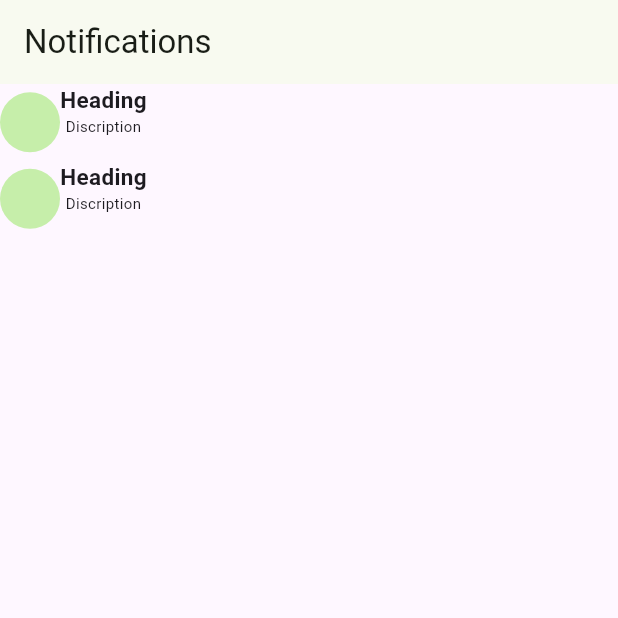
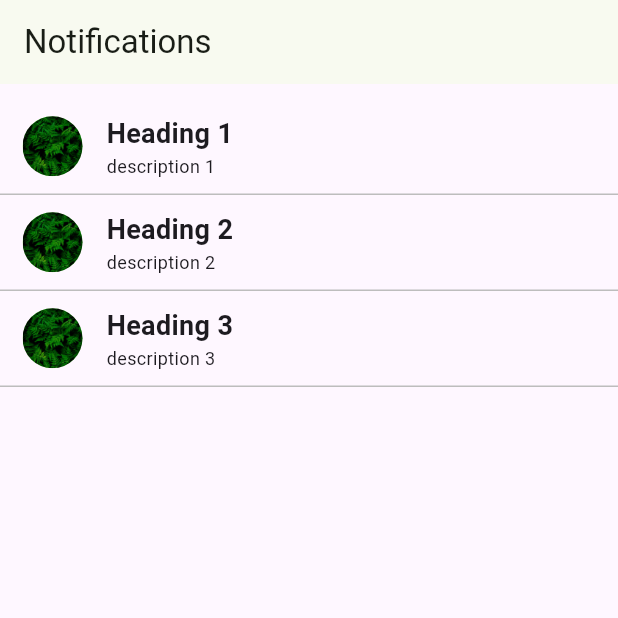
Before and after one commit to singhjassie/AgroSage, a Flutter app: the screen it shows after launch, on a phone screen of 412 x 824 dp, the top half of it. Run offline on Flutter 3.47's test engine with Material 3 defaults, Android fonts, the phone set to English and light mode, and no system bars.

Commit message:
notification

```diff
--- a/lib/main.dart
+++ b/lib/main.dart
@@ -60,7 +60,7 @@
           )
         )
       ),
-      home: const Notifications()
+      home:  NotificationScreen()
     );
   }
 }
--- a/lib/screens.dart/notification.dart
+++ b/lib/screens.dart/notification.dart
@@ -1,43 +1,26 @@
+import 'package:agrosage/widgets/notification_widget.dart';
+
 import 'package:flutter/material.dart';
 
-class Notifications extends StatelessWidget {
-  const Notifications({super.key});
+class NotificationScreen extends StatefulWidget {
+  const NotificationScreen({super.key});
 
   @override
+  State<NotificationScreen> createState() => _NotificationScreenState();
+}
+
+class _NotificationScreenState extends State<NotificationScreen> {
+  @override
   Widget build(BuildContext context) {
-    ColorScheme colorScheme = Theme.of(context).colorScheme;
     return Scaffold(
-      appBar: AppBar(title: const Text("Notifications"),),
-      body: Container(
-        child:  Column(
-          children: [
-            Row(
-              children: [
-                CircleAvatar(),
-                Column(
-                  children: [
-                    Text("Heading",style: TextStyle(fontSize: 15,fontWeight: FontWeight.bold),),
-                    Text("Discription",style: TextStyle(fontSize: 10),),
-                    Divider(
-
-                    ),
-                  ],
-                )
-              ],
-            ),
-            Row(
-              children: [
-                CircleAvatar(),
-                Column(
-                  children: [
-                    Text("Heading",style: TextStyle(fontSize: 15,fontWeight: FontWeight.bold),),
-                    Text("Discription",style: TextStyle(fontSize: 10),),
-                    Divider(  ),
-                  ],
-                )
-              ],
-            ),
-        ],),
+      appBar: AppBar(title: Text('Notifications')),
+      body: Column(
+        children: [
+          SizedBox(height: 10,),
+          NotificationWidget(heading: "Heading 1",description: "description 1", image: AssetImage("Assets/Leaf_image.png")),
+          NotificationWidget(heading:"Heading 2",description: "description 2", image:AssetImage("Assets/Leaf_image.png") ),
+          NotificationWidget(heading: "Heading 3", description: "description 3", image: AssetImage("Assets/Leaf_image.png")),
+        ],
       ),
     );
   }
--- /dev/null
+++ b/lib/widgets/notification_widget.dart
@@ -0,0 +1,52 @@
+import 'package:flutter/material.dart';
+
+class NotificationWidget extends StatelessWidget {
+  const NotificationWidget({super.key,
+    required this.heading,
+    required this.description,
+    required this.image,
+  });
+
+  final String heading;
+  final ImageProvider<Object> image;
+  final String description;
+
+  @override
+  Widget build(BuildContext context) {
+    return Container(
+        child: Column(
+          children: [
+            Container(
+              padding: EdgeInsets.only(top: 10, left: 15, right: 15),
+              child: Row(
+                children: [
+                  CircleAvatar(
+                    backgroundImage: image, // Set the image as backgroundImage
+                  ),
+                  SizedBox(width: 16),
+                  Expanded(
+                    child: Column(
+                      crossAxisAlignment: CrossAxisAlignment.start,
+                      children: [
+                        Text(
+                          heading,
+                          style: TextStyle(fontSize: 18, fontWeight: FontWeight.bold),
+                        ),
+                        Text(
+                          description,
+                          style: TextStyle(fontSize: 12),
+                        ),
+                      ],
+                    ),
+                  )
+                ],
+              ),
+            ),
+            SizedBox(height: 10),
+            Divider(height: 1, color: Colors.grey.shade400), // Divider between first and second rows
+            // Divider between second and third rows
+          ],
+        ),
+      );
+  }
+}
```
